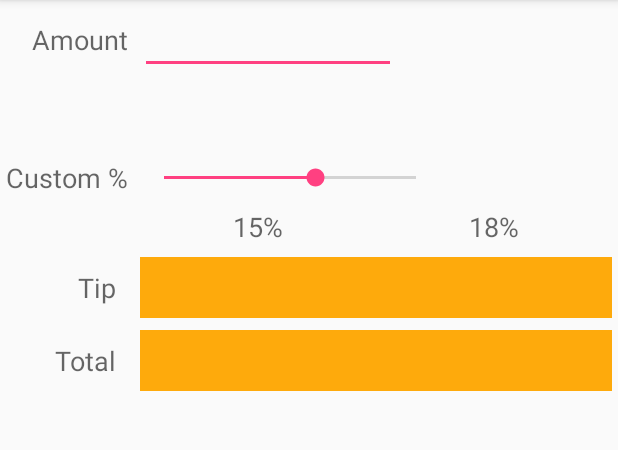
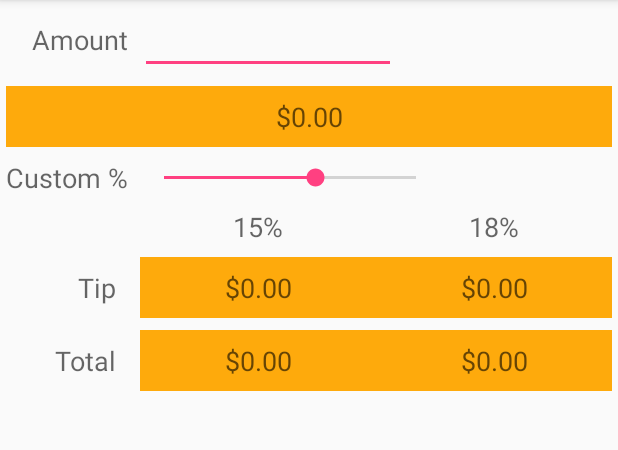
Before and after one commit to mvandrew/TipCalculator, an Android app: the screen it shows after launch (TipCalculatorActivity), on a phone screen of 412 x 824 dp, the part 84-534 px from its top. Run offline under Robolectric (Android 15) with nearby library versions, the phone set to English and light mode, and no system bars.

Commit message:
Code completed

```diff
--- a/app/src/main/java/ru/msav/tipcalculator/TipCalculatorActivity.java
+++ b/app/src/main/java/ru/msav/tipcalculator/TipCalculatorActivity.java
@@ -1,14 +1,140 @@
 package ru.msav.tipcalculator;
 
+import android.os.Bundle;
 import android.support.v7.app.AppCompatActivity;
-import android.os.Bundle; // Сохранение информации состояния
-import java.text.NumberFormat; // Для форматирования денежных сумм
+import android.text.Editable;
+import android.text.TextWatcher;
+import android.widget.EditText;
+import android.widget.SeekBar;
+import android.widget.TextView;
+
+import java.text.NumberFormat;
 
 public class TipCalculatorActivity extends AppCompatActivity {
+
+    // Для форматирования денежных сумм и процентов
+    private static final NumberFormat currencyFormat = NumberFormat.getCurrencyInstance();
+    private static final NumberFormat percentFormat = NumberFormat.getPercentInstance();
+
+    private double billAmount = 0.0; // Сумма счёта, введённая пользователем
+    private double customPercent = 0.18; // Пользовательский процент чаевых
+    private TextView amountDisplayTextView; // Для отформатированной суммы счёта
+    private TextView percentCustomTextView; // Для пользовательского процента чаевых
+    private TextView tip15TextView; // Для вывода 15% чаевых
+    private TextView total15TextView; // Для вывода суммы с 15% чаевых
+    private TextView tipCustomTextView; // Для вывода пользовательских чаевых
+    private TextView totalCustomTextView; // Для вывода суммы с пользовательскими чаевыми
+
+    /**
+     * Обработка изменения суммы счёта
+     */
+    private TextWatcher amountEditTextWatcher = new TextWatcher() {
+        @Override
+        public void beforeTextChanged(CharSequence charSequence, int i, int i1, int i2) {
+
+        }
+
+        @Override
+        public void onTextChanged(CharSequence charSequence, int i, int i1, int i2) {
+            // Преобразование amountEditText в тип double
+            try {
+                billAmount = Double.parseDouble(charSequence.toString());
+            } catch (NumberFormatException e) {
+                billAmount = 0.0;
+            }
+
+            amountDisplayTextView.setText( currencyFormat.format(billAmount) );
+            updateStandard();
+            updateCustom();
+        }
+
+        @Override
+        public void afterTextChanged(Editable editable) {
+
+        }
+    };
+
+    /**
+     * Обработка процента пользовательских чаевых
+     */
+    private SeekBar.OnSeekBarChangeListener customTipSeekBarListener = new SeekBar.OnSeekBarChangeListener() {
+        @Override
+        public void onProgressChanged(SeekBar seekBar, int progress, boolean fromUser) {
+            customPercent = progress / 100.0;
+            updateCustom();
+        }
+
+        @Override
+        public void onStartTrackingTouch(SeekBar seekBar) {
+
+        }
+
+        @Override
+        public void onStopTrackingTouch(SeekBar seekBar) {
+
+        }
+    };
 
     @Override
     protected void onCreate(Bundle savedInstanceState) {
         super.onCreate(savedInstanceState);
         setContentView(R.layout.activity_tip_calculator);
+
+        /**
+         * Получение ссылок на компоненты TextView, с которыми TipCalculatorActivity
+         * взаимодействует на программном уровне.
+         */
+        amountDisplayTextView = (TextView) findViewById(R.id.amountDisplayTextView);
+        percentCustomTextView = (TextView) findViewById(R.id.percentCustomTextView);
+        tip15TextView = (TextView) findViewById(R.id.tip15TextView);
+        total15TextView = (TextView) findViewById(R.id.total15TextView);
+        tipCustomTextView = (TextView) findViewById(R.id.tipCustomTextView);
+        totalCustomTextView = (TextView) findViewById(R.id.totalCustomTextView);
+
+        /**
+         * Обновление GUI по данным billAmount и customPercent
+         */
+        amountDisplayTextView.setText( currencyFormat.format(billAmount) );
+        updateStandard();
+        updateCustom();
+
+        /**
+         * Назначение TextWatcher для amountEditText
+         */
+        EditText amountEditText =
+                (EditText) findViewById(R.id.amountEditText);
+        amountEditText.addTextChangedListener(amountEditTextWatcher);
+
+        SeekBar customTipSeekBar = (SeekBar) findViewById(R.id.customTipSeekBar);
+        customTipSeekBar.setOnSeekBarChangeListener(customTipSeekBarListener);
+    }
+
+    /**
+     * Обновление компонентов TextView для 15% чаевых
+     */
+    private void updateStandard() {
+        // Вычисление чаевых и общей суммы
+        double percentTip = billAmount * 0.15;
+        double totalAmount = billAmount + percentTip;
+
+        // Вывод чаевых и суммы
+        tip15TextView.setText( currencyFormat.format(percentTip) );
+        total15TextView.setText( currencyFormat.format(totalAmount) );
+    }
+
+    /**
+     * Обновление компонентов TextView для пользовательских чаевых
+     */
+    private void updateCustom() {
+        // Вывод пользовательского процента
+        percentCustomTextView.setText( percentFormat.format(customPercent) );
+
+        // Вычисление чаевых и общей суммы
+        double percentTip = billAmount * customPercent;
+        double totalAmount = billAmount + percentTip;
+
+        // Вывод чаевых и суммы
+        tipCustomTextView.setText( currencyFormat.format(percentTip) );
+        totalCustomTextView.setText( currencyFormat.format(totalAmount) );
     }
 }
--- a/app/src/main/res/layout/activity_tip_calculator.xml
+++ b/app/src/main/res/layout/activity_tip_calculator.xml
@@ -30,7 +30,9 @@
         android:layout_height="wrap_content"
         android:layout_columnSpan="2"
         android:layout_gravity="fill_horizontal"
+        android:background="?android:attr/colorPressedHighlight"
         android:padding="@dimen/textview_padding"
+        android:textAlignment="center"
         android:textAppearance="@android:style/TextAppearance.Material.Medium" />
 
     <TextView
```
